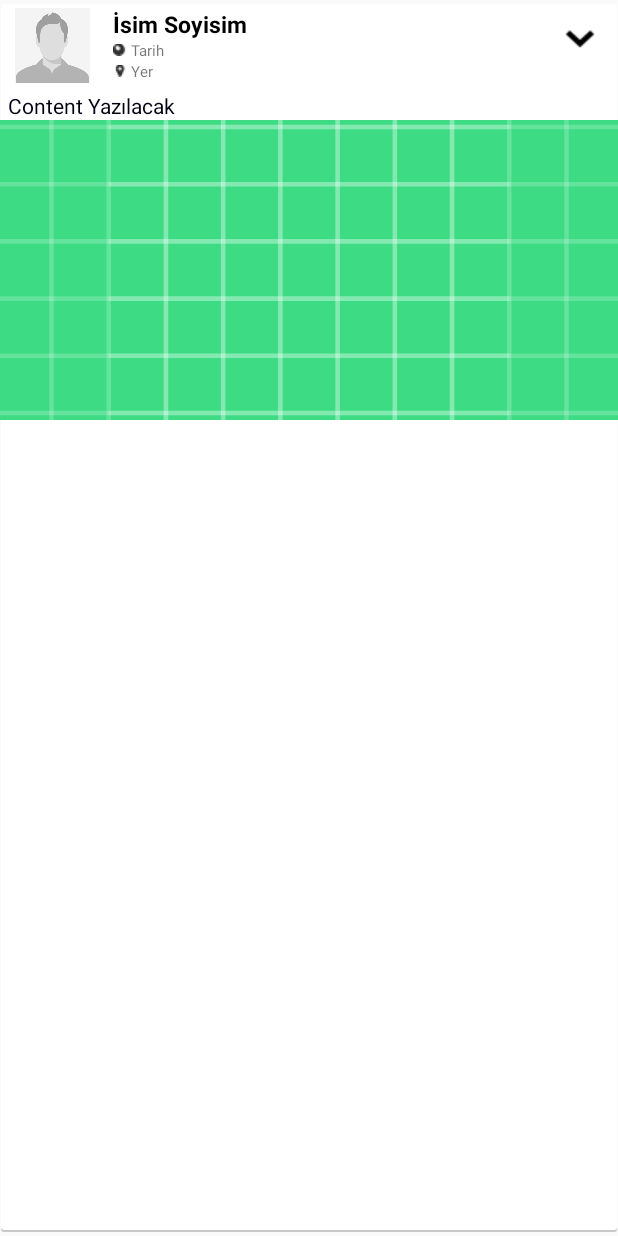
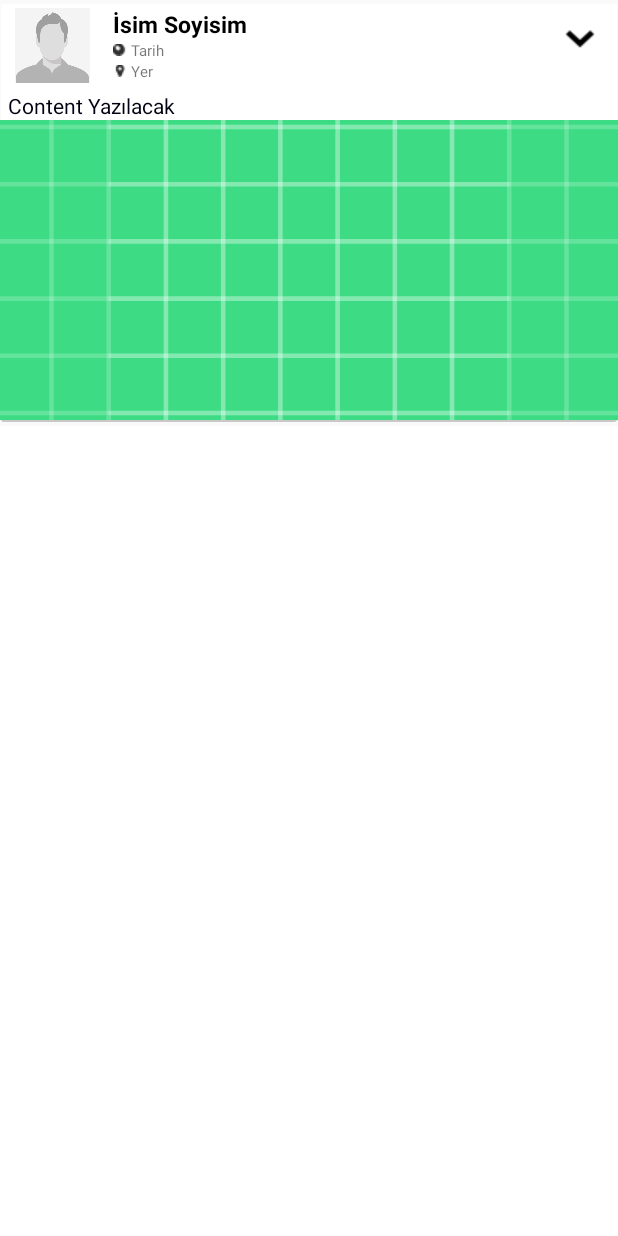
Before and after one commit to gurkancakir/SocialApp, an Android app: the layout cardview_item.xml on its own in the app's theme, with its tools: preview values and no code run, on a phone screen of 412 x 824 dp. Run offline under Robolectric (Android 15) with nearby library versions, the phone set to English and light mode, and no system bars.

Commit message:
card item layout fixed

```diff
--- a/app/src/main/res/layout/cardview_item.xml
+++ b/app/src/main/res/layout/cardview_item.xml
@@ -1,10 +1,9 @@
 <?xml version="1.0" encoding="utf-8"?>
 <RelativeLayout xmlns:android="http://schemas.android.com/apk/res/android"
-    xmlns:bootstrap="http://schemas.android.com/apk/res-auto"
     android:id="@+id/cardItem"
     android:background="@drawable/card_background"
-    android:layout_width="match_parent"
-    android:layout_height="match_parent">
+    android:layout_width="fill_parent"
+    android:layout_height="wrap_content">
 
     <ImageView
         android:layout_width="50dp"
```
